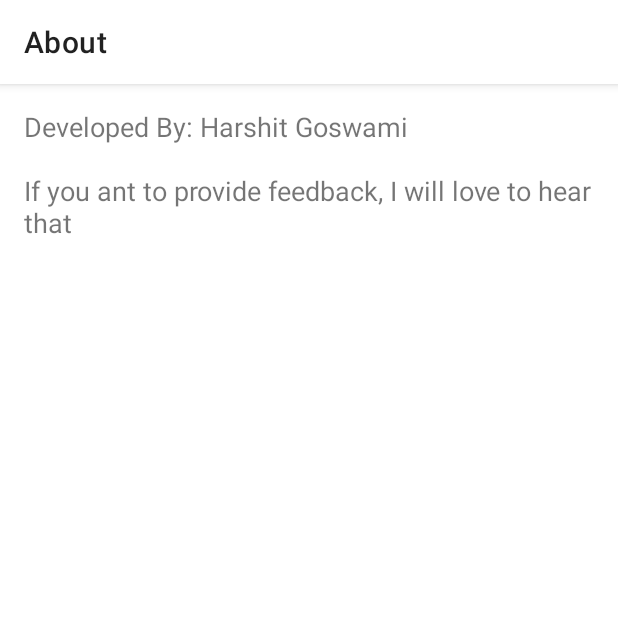
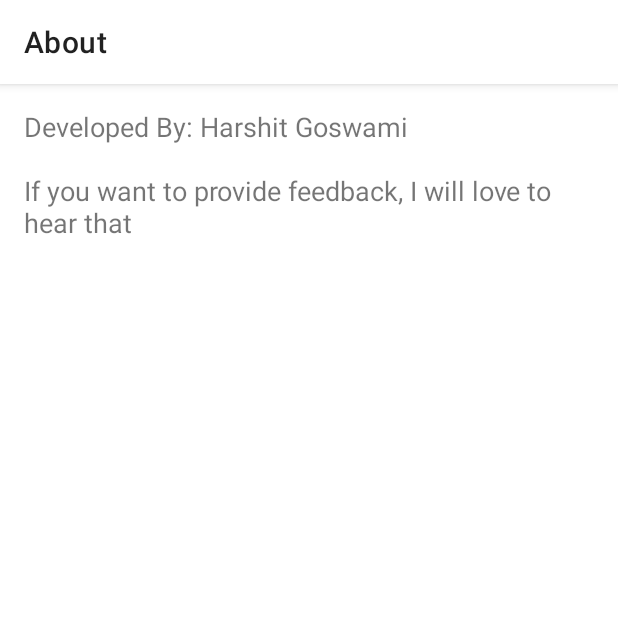
Before and after one commit to Harshit-Goswami/Music_Player, an Android app: the AboutActivity screen opened directly, with no data from a screen before it, on a phone screen of 412 x 824 dp, the top half of it. Run offline under Robolectric (Android 15) with nearby library versions, the phone set to English and light mode, and no system bars.

Commit message:
second commit

```diff
--- a/app/src/main/java/com/harshit/goswami/musicplayer/AboutActivity.kt
+++ b/app/src/main/java/com/harshit/goswami/musicplayer/AboutActivity.kt
@@ -16,6 +16,6 @@ class AboutActivity : AppCompatActivity() {
         supportActionBar?.title = "About"
 
         binding.aboutTxt.text = "Developed By: Harshit Goswami" +
-                "\n\nIf you ant to provide feedback, I will love to hear that "
+                "\n\nIf you want to provide feedback, I will love to hear that "
     }
 }
```
